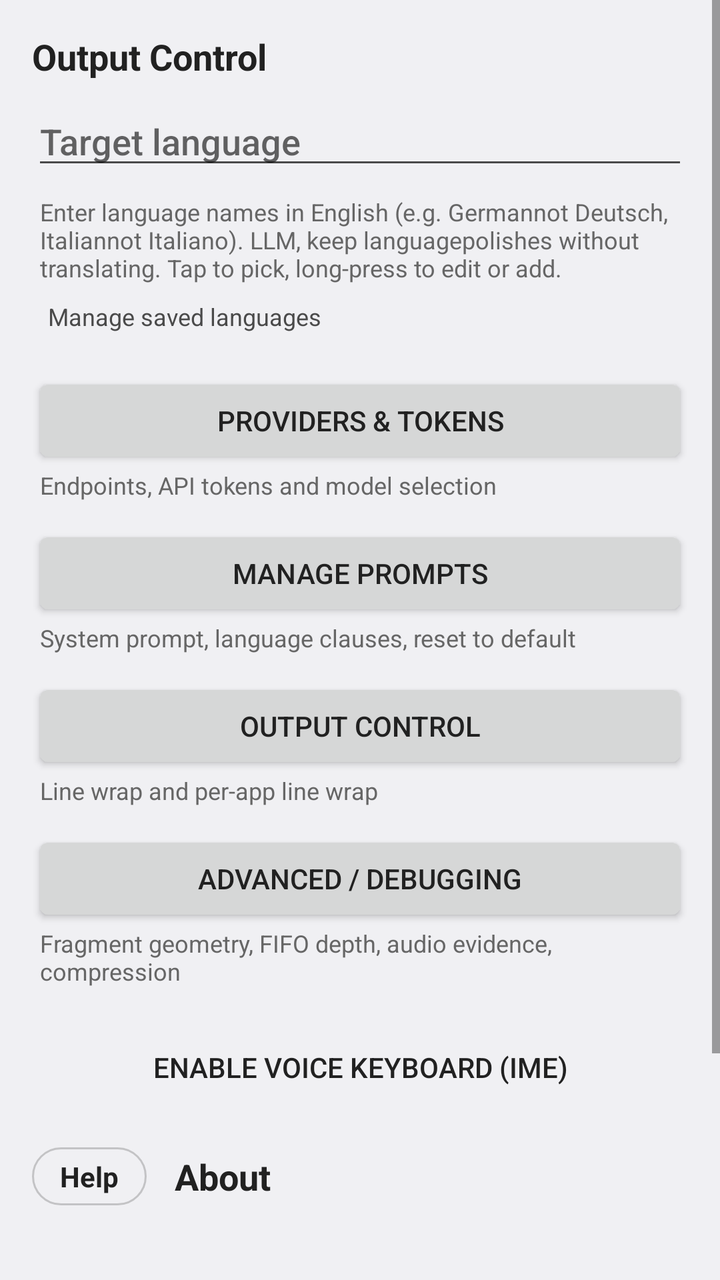
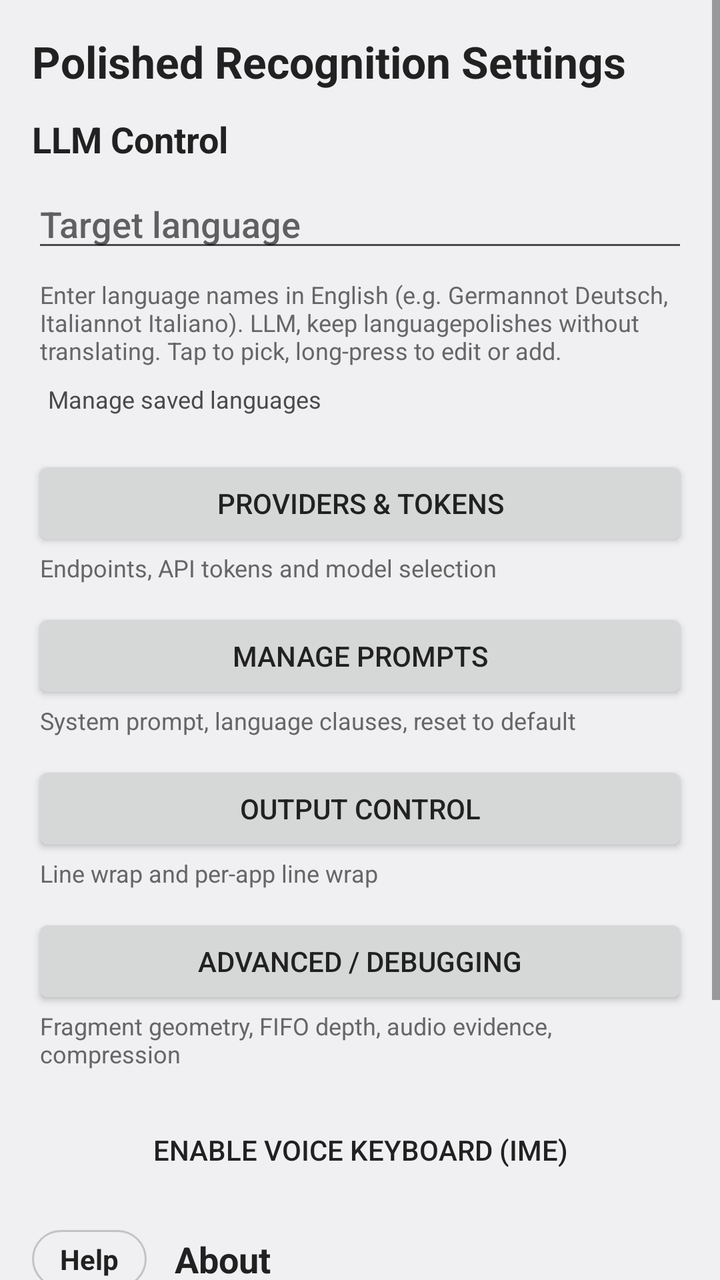

Screens rendered from an Android XML layout before and after an edit, with the pre-edit source and the edit as a unified diff.
<!-- AndroidManifest.xml: activity theme Theme.PolishedRecognition.Plain -->
<!-- res/layout/activity_settings.xml -->
<?xml version="1.0" encoding="utf-8"?>
<ScrollView xmlns:android="http://schemas.android.com/apk/res/android"
    android:layout_width="match_parent"
    android:layout_height="match_parent"
    android:fillViewport="true">

    <LinearLayout
        android:layout_width="match_parent"
        android:layout_height="wrap_content"
        android:orientation="vertical"
        android:padding="16dp">

        
        <TextView
            android:layout_width="match_parent"
            android:layout_height="wrap_content"
            android:text="@string/processing_section"
            android:textSize="18sp"
            android:textStyle="bold"
            android:textColor="?android:attr/textColorPrimary"
            android:layout_marginBottom="8dp" />

        <AutoCompleteTextView
            android:id="@+id/target_language"
            android:layout_width="match_parent"
            android:layout_height="wrap_content"
            android:hint="@string/target_language"
            android:inputType="text"
            android:completionThreshold="1"
            android:focusable="false"
            android:cursorVisible="false"
            android:layout_marginBottom="4dp" />

        <TextView
            android:id="@+id/target_language_explanation"
            android:layout_width="match_parent"
            android:layout_height="wrap_content"
            android:text="@string/target_language_hint"
            android:textSize="12sp"
            android:textColor="?android:attr/textColorTertiary"
            android:layout_marginStart="4dp"
            android:layout_marginTop="4dp"
            android:layout_marginBottom="4dp" />

        <TextView
            android:id="@+id/manage_custom_languages"
            android:layout_width="wrap_content"
            android:layout_height="wrap_content"
            android:text="@string/manage_custom_languages"
            android:textSize="12sp"
            android:textColor="?android:attr/textColorSecondary"
            android:clickable="true"
            android:focusable="true"
            android:padding="4dp"
            android:layout_marginStart="4dp"
            android:layout_marginBottom="16dp" />

        
        <Button
            android:id="@+id/category_providers"
            android:layout_width="match_parent"
            android:layout_height="wrap_content"
            android:text="@string/settings_category_providers" />

        <TextView
            android:layout_width="match_parent"
            android:layout_height="wrap_content"
            android:text="@string/settings_category_providers_desc"
            android:textSize="12sp"
            android:textColor="?android:attr/textColorTertiary"
            android:layout_marginStart="4dp"
            android:layout_marginBottom="12dp" />

        <Button
            android:id="@+id/category_prompts"
            android:layout_width="match_parent"
            android:layout_height="wrap_content"
            android:text="@string/settings_category_prompts" />

        <TextView
            android:layout_width="match_parent"
            android:layout_height="wrap_content"
            android:text="@string/settings_category_prompts_desc"
            android:textSize="12sp"
            android:textColor="?android:attr/textColorTertiary"
            android:layout_marginStart="4dp"
            android:layout_marginBottom="12dp" />

        <Button
            android:id="@+id/category_output"
            android:layout_width="match_parent"
            android:layout_height="wrap_content"
            android:text="@string/settings_category_output" />

        <TextView
            android:layout_width="match_parent"
            android:layout_height="wrap_content"
            android:text="@string/settings_category_output_desc"
            android:textSize="12sp"
            android:textColor="?android:attr/textColorTertiary"
            android:layout_marginStart="4dp"
            android:layout_marginBottom="12dp" />

        <Button
            android:id="@+id/category_advanced"
            android:layout_width="match_parent"
            android:layout_height="wrap_content"
            android:text="@string/settings_category_advanced" />

        <TextView
            android:layout_width="match_parent"
            android:layout_height="wrap_content"
            android:text="@string/settings_category_advanced_desc"
            android:textSize="12sp"
            android:textColor="?android:attr/textColorTertiary"
            android:layout_marginStart="4dp"
            android:layout_marginBottom="16dp" />

        
        <Button
            android:id="@+id/set_recognition_service"
            android:layout_width="match_parent"
            android:layout_height="wrap_content"
            android:text="@string/enable_voice_keyboard"
            style="@android:style/Widget.DeviceDefault.Button.Borderless"
            android:layout_marginBottom="16dp" />

        
        <LinearLayout
            android:layout_width="match_parent"
            android:layout_height="wrap_content"
            android:orientation="horizontal"
            android:gravity="center_vertical"
            android:layout_marginBottom="4dp">

            <TextView
                android:id="@+id/about_help"
                android:layout_width="wrap_content"
                android:layout_height="wrap_content"
                android:text="@string/about_help"
                android:textSize="14sp"
                android:textStyle="bold"
                android:textColor="?android:attr/textColorPrimary"
                android:background="@drawable/help_chip"
                android:paddingStart="14dp"
                android:paddingEnd="14dp"
                android:paddingTop="5dp"
                android:paddingBottom="5dp"
                android:layout_marginEnd="14dp"
                android:clickable="true"
                android:focusable="true"
                android:contentDescription="@string/about_help" />

            <TextView
                android:layout_width="wrap_content"
                android:layout_height="wrap_content"
                android:text="@string/about_title"
                android:textSize="18sp"
                android:textStyle="bold"
                android:textColor="?android:attr/textColorPrimary" />
        </LinearLayout>

        <TextView
            android:id="@+id/about_version"
            android:layout_width="wrap_content"
            android:layout_height="wrap_content"
            android:textSize="12sp"
            android:textColor="?android:attr/textColorTertiary"
            android:layout_marginBottom="2dp" />

        <TextView
            android:id="@+id/about_commit"
            android:layout_width="wrap_content"
            android:layout_height="wrap_content"
            android:textSize="12sp"
            android:textColor="?android:attr/textColorTertiary"
            android:layout_marginBottom="12dp" />

        <TextView
            android:id="@+id/about_info"
            android:layout_width="wrap_content"
            android:layout_height="wrap_content"
            android:text="@string/voice_input_info_message"
            android:textSize="12sp"
            android:textColor="?android:attr/textColorTertiary"
            android:clickable="true"
            android:focusable="true"
            android:autoLink="web"
            android:padding="4dp"
            android:layout_marginStart="-4dp" />

    </LinearLayout>
</ScrollView>
<!-- resources referenced by this layout -->
<resources>
  <!-- drawable help_chip (drawable) -->
  <?xml version="1.0" encoding="utf-8"?>
  <ripple xmlns:android="http://schemas.android.com/apk/res/android"
      android:color="?android:attr/colorControlHighlight">
      <item>
          <shape android:shape="rectangle">
              <corners android:radius="999dp" />
              <stroke
                  android:width="1dp"
                  android:color="#66808080" />
          </shape>
      </item>
  </ripple>
  <string name="about_help">Help</string>
  <string name="about_title">About</string>
  <string name="enable_voice_keyboard">Enable Voice Keyboard (IME)</string>
  <string name="manage_custom_languages">Manage saved languages</string>
  <string name="processing_section">Output Control</string>
  <string name="settings_category_advanced">Advanced / Debugging</string>
  <string name="settings_category_advanced_desc">Fragment geometry, FIFO depth, audio evidence, compression</string>
  <string name="settings_category_output">Output Control</string>
  <string name="settings_category_output_desc">Line wrap and per-app line wrap</string>
  <string name="settings_category_prompts">Manage Prompts</string>
  <string name="settings_category_prompts_desc">System prompt, language clauses, reset to default</string>
  <string name="settings_category_providers">Providers &amp; Tokens</string>
  <string name="settings_category_providers_desc">Endpoints, API tokens and model selection</string>
  <string name="target_language">Target language</string>
  <string name="target_language_hint">Enter language names in English (e.g. "German" not "Deutsch", "Italian" not "Italiano"). "LLM, keep language" polishes without translating. Tap to pick, long-press to edit or add.</string>
  <string name="voice_input_info_message" translatable="false">Polished Recognition works with English prompts, so enter your target language in English (e.g. "German" not "Deutsch").\n\nFull setup guide:\n<a href="https://github.com/georgernstgraf/polished-recognition#readme">github.com/georgernstgraf/polished-recognition#readme</a>\n\nMade with love by Georg Graf 💙</string>
  <style name="Theme.PolishedRecognition.Plain" parent="@android:style/Theme.DeviceDefault.DayNight">
          <item name="android:windowNoTitle">true</item>
          <item name="android:windowActionBar">false</item>
          
          <item name="android:textColorPrimary">@color/text_primary</item>
          <item name="android:textColorSecondary">@color/text_secondary</item>
          <item name="android:textColorTertiary">@color/text_tertiary</item>
      </style>
</resources>

<!-- the commit's change to res/layout/activity_settings.xml (unified diff, before → after) -->
@@ -14,7 +14,17 @@
         <TextView
             android:layout_width="match_parent"
             android:layout_height="wrap_content"
-            android:text="@string/processing_section"
+            android:text="@string/settings_title"
+            android:textSize="22sp"
+            android:textStyle="bold"
+            android:textColor="?android:attr/textColorPrimary"
+            android:layout_marginBottom="12dp" />
+
+        
+        <TextView
+            android:layout_width="match_parent"
+            android:layout_height="wrap_content"
+            android:text="@string/settings_section_llm_control"
             android:textSize="18sp"
             android:textStyle="bold"
             android:textColor="?android:attr/textColorPrimary"
<!-- resource entries referenced after the edit -->
@@ -17,7 +17,6 @@
   <string name="about_title">About</string>
   <string name="enable_voice_keyboard">Enable Voice Keyboard (IME)</string>
   <string name="manage_custom_languages">Manage saved languages</string>
-  <string name="processing_section">Output Control</string>
   <string name="settings_category_advanced">Advanced / Debugging</string>
   <string name="settings_category_advanced_desc">Fragment geometry, FIFO depth, audio evidence, compression</string>
   <string name="settings_category_output">Output Control</string>
@@ -26,6 +25,8 @@
   <string name="settings_category_prompts_desc">System prompt, language clauses, reset to default</string>
   <string name="settings_category_providers">Providers &amp; Tokens</string>
   <string name="settings_category_providers_desc">Endpoints, API tokens and model selection</string>
+  <string name="settings_section_llm_control">LLM Control</string>
+  <string name="settings_title">Polished Recognition Settings</string>
   <string name="target_language">Target language</string>
   <string name="target_language_hint">Enter language names in English (e.g. "German" not "Deutsch", "Italian" not "Italiano"). "LLM, keep language" polishes without translating. Tap to pick, long-press to edit or add.</string>
   <string name="voice_input_info_message" translatable="false">Polished Recognition works with English prompts, so enter your target language in English (e.g. "German" not "Deutsch").\n\nFull setup guide:\n<a href="https://github.com/georgernstgraf/polished-recognition#readme">github.com/georgernstgraf/polished-recognition#readme</a>\n\nMade with love by Georg Graf 💙</string>
